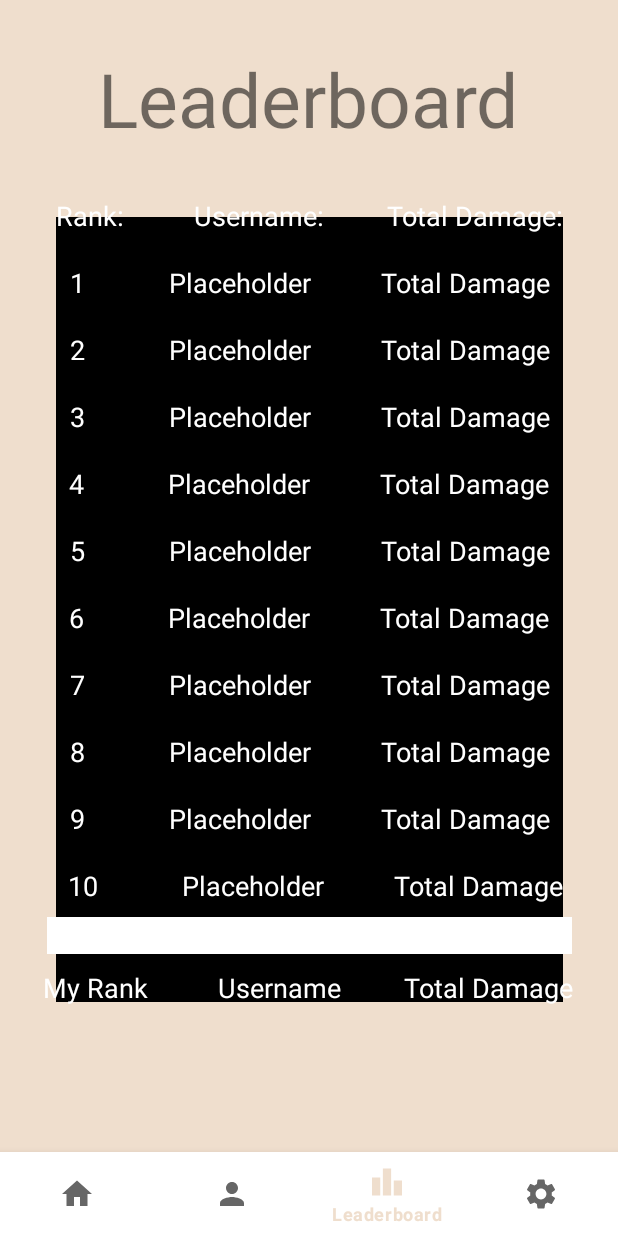
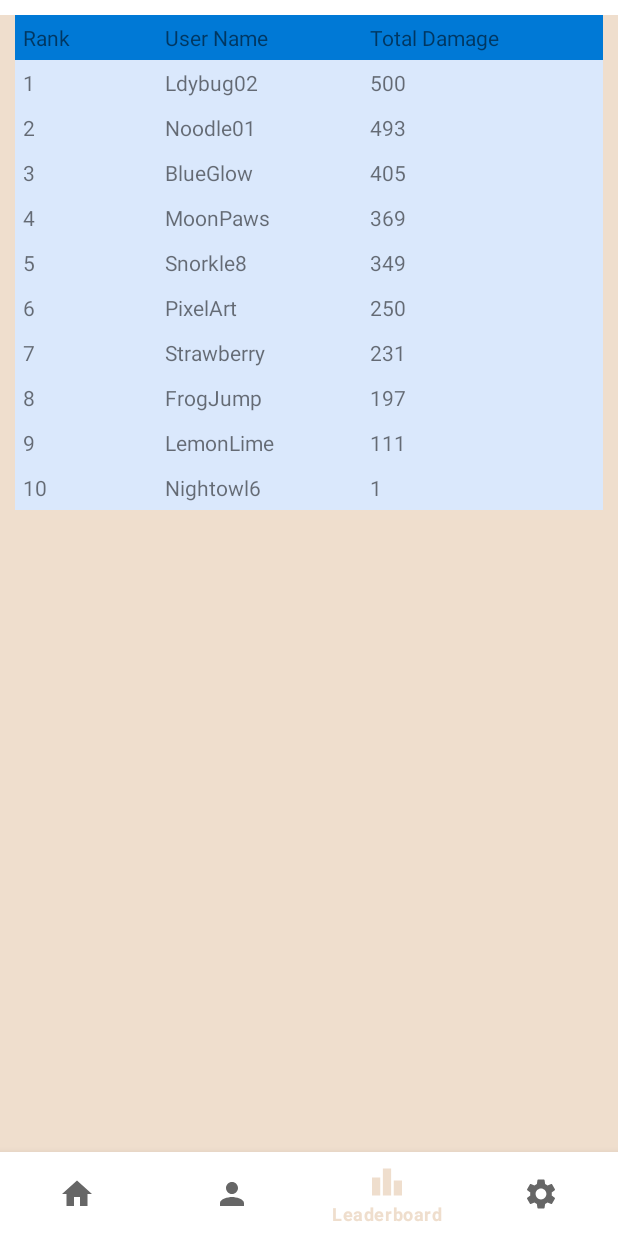
Before and after one commit to btdurrin/The-Exodia-App, an Android app: the HomeFragment screen opened directly, with no data from a screen before it, item 3 of the bottom bar chosen, on a phone screen of 412 x 824 dp. Run offline under Robolectric (Android 15) with nearby library versions, the phone set to English and light mode, and no system bars; our stand-ins replace navigation-ui.

Commit message:
updated leaderboard

```diff
--- a/app/src/main/res/layout/fragment_home.xml
+++ b/app/src/main/res/layout/fragment_home.xml
@@ -93,6 +93,7 @@
             android:layout_marginBottom="39dp"
             android:max="100"
             android:progress="60"
+            android:progressTint="#673AB7"
             app:layout_constraintBottom_toTopOf="@+id/imageView2"
             app:layout_constraintEnd_toEndOf="@+id/Health"
             app:layout_constraintTop_toBottomOf="@+id/Home" />
--- a/app/src/main/res/layout/fragment_leaderboard.xml
+++ b/app/src/main/res/layout/fragment_leaderboard.xml
@@ -1,208 +1,266 @@
 <?xml version="1.0" encoding="utf-8"?>
-<FrameLayout xmlns:android="http://schemas.android.com/apk/res/android"
-    xmlns:app="http://schemas.android.com/apk/res-auto"
-    xmlns:tools="http://schemas.android.com/tools"
+
+
+
+<TableLayout xmlns:android="http://schemas.android.com/apk/res/android"
     android:layout_width="match_parent"
     android:layout_height="match_parent"
-    android:background="@color/purple_200"
-    tools:context=".LeaderboardFragment">
+    android:layout_marginTop="10dp"
+    android:background="@color/purple_500"
+    android:paddingLeft="10dp"
+    android:paddingRight="10dp">
 
-    <androidx.constraintlayout.widget.ConstraintLayout
-        android:id="@+id/Login"
-        android:layout_width="match_parent"
-        android:layout_height="match_parent"
-        android:background="@color/purple_500"
-        tools:context=".MainActivity">
+    <TableRow
+        android:background="#0079D6"
+        android:padding="5dp">
 
         <TextView
-            android:id="@+id/leaderboard"
             android:layout_width="wrap_content"
             android:layout_height="wrap_content"
-            android:layout_gravity="center_horizontal"
-            android:layout_marginTop="32dp"
-            android:text="Leaderboard"
-            android:textSize="50dp"
-            app:layout_constraintEnd_toEndOf="parent"
-            app:layout_constraintHorizontal_bias="0.496"
-            app:layout_constraintStart_toStartOf="parent"
-            app:layout_constraintTop_toTopOf="parent" />
+            android:layout_weight="1"
+            android:text="Rank" />
 
         <TextView
-            android:id="@+id/leaderboardBg"
-            android:layout_width="338dp"
-            android:layout_height="523dp"
-            android:layout_marginBottom="100dp"
-            android:background="@color/black"
-            app:layout_constraintBottom_toBottomOf="parent"
-            app:layout_constraintEnd_toEndOf="parent"
-            app:layout_constraintStart_toStartOf="parent" />
+            android:layout_width="wrap_content"
+            android:layout_height="wrap_content"
+            android:layout_weight="1"
+            android:text="User Name" />
 
         <TextView
-            android:id="@+id/header"
             android:layout_width="wrap_content"
             android:layout_height="wrap_content"
-            android:layout_marginTop="32dp"
-            android:text="Rank:          Username:         Total Damage:"
-            android:textColor="#FFFFFF"
-            android:textSize="18dp"
-            app:layout_constraintEnd_toEndOf="parent"
-            app:layout_constraintStart_toStartOf="parent"
-            app:layout_constraintTop_toBottomOf="@+id/leaderboard" />
+            android:layout_weight="1"
+            android:text="Total Damage" />
+    </TableRow>
+
+    <TableRow
+        android:background="#DAE8FC"
+        android:padding="5dp">
 
         <TextView
-            android:id="@+id/place1"
             android:layout_width="wrap_content"
             android:layout_height="wrap_content"
-            android:layout_marginTop="20dp"
-            android:text="1            Placeholder          Total Damage"
-            android:textColor="#FFFFFF"
-            android:textSize="18dp"
-            app:layout_constraintEnd_toEndOf="parent"
-            app:layout_constraintHorizontal_bias="0.506"
-            app:layout_constraintStart_toStartOf="parent"
-            app:layout_constraintTop_toBottomOf="@+id/header" />
+            android:layout_weight="1"
+            android:text="1" />
 
         <TextView
-            android:id="@+id/place2"
             android:layout_width="wrap_content"
             android:layout_height="wrap_content"
-            android:layout_marginTop="20dp"
-            android:text="2            Placeholder          Total Damage"
-            android:textColor="#FFFFFF"
-            android:textSize="18dp"
-            app:layout_constraintEnd_toEndOf="parent"
-            app:layout_constraintHorizontal_bias="0.51"
-            app:layout_constraintStart_toStartOf="parent"
-            app:layout_constraintTop_toBottomOf="@+id/place1" />
+            android:layout_weight="1"
+            android:text="Ldybug02" />
 
         <TextView
-            android:id="@+id/place3"
             android:layout_width="wrap_content"
             android:layout_height="wrap_content"
-            android:layout_marginTop="20dp"
-            android:text="3            Placeholder          Total Damage"
-            android:textColor="#FFFFFF"
-            android:textSize="18dp"
-            app:layout_constraintEnd_toEndOf="parent"
-            app:layout_constraintHorizontal_bias="0.51"
-            app:layout_constraintStart_toStartOf="parent"
-            app:layout_constraintTop_toBottomOf="@+id/place2" />
+            android:layout_weight="1"
+            android:text="500" />
+    </TableRow>
+
+    <TableRow
+        android:background="#DAE8FC"
+        android:padding="5dp">
 
         <TextView
-            android:id="@+id/place4"
             android:layout_width="wrap_content"
             android:layout_height="wrap_content"
-            android:layout_marginTop="20dp"
-            android:text="4            Placeholder          Total Damage"
-            android:textColor="#FFFFFF"
-            android:textSize="18dp"
-            app:layout_constraintEnd_toEndOf="parent"
-            app:layout_constraintStart_toStartOf="parent"
-            app:layout_constraintTop_toBottomOf="@+id/place3" />
+            android:layout_weight="1"
+            android:text="2" />
 
         <TextView
-            android:id="@+id/place5"
             android:layout_width="wrap_content"
             android:layout_height="wrap_content"
-            android:layout_marginTop="20dp"
-            android:text="5            Placeholder          Total Damage"
-            android:textColor="#FFFFFF"
-            android:textSize="18dp"
-            app:layout_constraintEnd_toEndOf="parent"
-            app:layout_constraintHorizontal_bias="0.51"
-            app:layout_constraintStart_toStartOf="parent"
-            app:layout_constraintTop_toBottomOf="@+id/place4" />
+            android:layout_weight="1"
+            android:text="Noodle01" />
 
         <TextView
-            android:id="@+id/place6"
             android:layout_width="wrap_content"
             android:layout_height="wrap_content"
-            android:layout_marginTop="20dp"
-            android:text="6            Placeholder          Total Damage"
-            android:textColor="#FFFFFF"
-            android:textSize="18dp"
-            app:layout_constraintEnd_toEndOf="parent"
-            app:layout_constraintStart_toStartOf="parent"
-            app:layout_constraintTop_toBottomOf="@+id/place5" />
+            android:layout_weight="1"
+            android:text="493" />
+    </TableRow>
+
+    <TableRow
+        android:background="#DAE8FC"
+        android:padding="5dp">
 
         <TextView
-            android:id="@+id/place7"
             android:layout_width="wrap_content"
             android:layout_height="wrap_content"
-            android:layout_marginTop="20dp"
-            android:text="7            Placeholder          Total Damage"
-            android:textColor="#FFFFFF"
-            android:textSize="18dp"
-            app:layout_constraintEnd_toEndOf="parent"
-            app:layout_constraintHorizontal_bias="0.51"
-            app:layout_constraintStart_toStartOf="parent"
-            app:layout_constraintTop_toBottomOf="@+id/place6" />
+            android:layout_weight="1"
+            android:text="3" />
 
         <TextView
-            android:id="@+id/place8"
             android:layout_width="wrap_content"
             android:layout_height="wrap_content"
-            android:layout_marginTop="20dp"
-            android:text="8            Placeholder          Total Damage"
-            android:textColor="#FFFFFF"
-            android:textSize="18dp"
-            app:layout_constraintEnd_toEndOf="parent"
-            app:layout_constraintHorizontal_bias="0.51"
-            app:layout_constraintStart_toStartOf="parent"
-            app:layout_constraintTop_toBottomOf="@+id/place7" />
+            android:layout_weight="1"
+            android:text="BlueGlow" />
 
         <TextView
-            android:id="@+id/place9"
             android:layout_width="wrap_content"
             android:layout_height="wrap_content"
-            android:layout_marginTop="20dp"
-            android:text="9            Placeholder          Total Damage"
-            android:textColor="#FFFFFF"
-            android:textSize="18dp"
-            app:layout_constraintEnd_toEndOf="parent"
-            app:layout_constraintHorizontal_bias="0.51"
-            app:layout_constraintStart_toStartOf="parent"
-            app:layout_constraintTop_toBottomOf="@+id/place8" />
+            android:layout_weight="1"
+            android:text="405" />
+    </TableRow>
+
+    <TableRow
+        android:background="#DAE8FC"
+        android:padding="5dp">
 
         <TextView
-            android:id="@+id/place10"
             android:layout_width="wrap_content"
             android:layout_height="wrap_content"
-            android:layout_marginTop="20dp"
-            android:text="10            Placeholder          Total Damage"
-            android:textColor="#FFFFFF"
-            android:textSize="18dp"
-            app:layout_constraintEnd_toEndOf="parent"
-            app:layout_constraintHorizontal_bias="0.552"
-            app:layout_constraintStart_toStartOf="parent"
-            app:layout_constraintTop_toBottomOf="@+id/place9" />
+            android:layout_weight="1"
+            android:text="4" />
 
         <TextView
-            android:id="@+id/MyPlace"
             android:layout_width="wrap_content"
             android:layout_height="wrap_content"
-            android:layout_marginTop="88dp"
-            android:text="My Rank          Username         Total Damage"
-            android:textColor="#FFFFFF"
-            android:textSize="18dp"
-            app:layout_constraintEnd_toEndOf="parent"
-            app:layout_constraintHorizontal_bias="0.494"
-            app:layout_constraintStart_toStartOf="parent"
-            app:layout_constraintTop_toBottomOf="@+id/place9" />
+            android:layout_weight="1"
+            android:text="MoonPaws" />
 
         <TextView
-            android:id="@+id/placeBorder"
-            android:layout_width="350dp"
+            android:layout_width="wrap_content"
             android:layout_height="wrap_content"
-            android:layout_marginBottom="10dp"
-            android:background="#FFFFFF"
-            android:textColor="#FFFFFF"
-            android:textSize="18dp"
-            app:layout_constraintBottom_toTopOf="@+id/MyPlace"
-            app:layout_constraintEnd_toEndOf="parent"
-            app:layout_constraintHorizontal_bias="0.508"
-            app:layout_constraintStart_toStartOf="parent" />
+            android:layout_weight="1"
+            android:text="369" />
+    </TableRow>
 
-    </androidx.constraintlayout.widget.ConstraintLayout>
+    <TableRow
+        android:background="#DAE8FC"
+        android:padding="5dp">
 
-</FrameLayout>
+        <TextView
+            android:layout_width="wrap_content"
+            android:layout_height="wrap_content"
+            android:layout_weight="1"
+            android:text="5" />
+
+        <TextView
+            android:layout_width="wrap_content"
+            android:layout_height="wrap_content"
+            android:layout_weight="1"
+            android:text="Snorkle8" />
+
+        <TextView
+            android:layout_width="wrap_content"
+            android:layout_height="wrap_content"
+            android:layout_weight="1"
+            android:text="349" />
+    </TableRow>
+
+    <TableRow
+        android:background="#DAE8FC"
+        android:padding="5dp">
+
+        <TextView
+            android:layout_width="wrap_content"
+            android:layout_height="wrap_content"
+            android:layout_weight="1"
+            android:text="6" />
+
+        <TextView
+            android:layout_width="wrap_content"
+            android:layout_height="wrap_content"
+            android:layout_weight="1"
+            android:text="PixelArt" />
+
+        <TextView
+            android:layout_width="wrap_content"
+            android:layout_height="wrap_content"
+            android:layout_weight="1"
+            android:text="250" />
+    </TableRow>
+
+    <TableRow
+        android:background="#DAE8FC"
+        android:padding="5dp">
+
+        <TextView
+            android:layout_width="wrap_content"
+            android:layout_height="wrap_content"
+            android:layout_weight="1"
+            android:text="7" />
+
+        <TextView
+            android:layout_width="wrap_content"
+            android:layout_height="wrap_content"
+            android:layout_weight="1"
+            android:text="Strawberry" />
+
+        <TextView
+            android:layout_width="wrap_content"
+            android:layout_height="wrap_content"
+            android:layout_weight="1"
+            android:text="231" />
+    </TableRow>
+
+    <TableRow
+        android:background="#DAE8FC"
+        android:padding="5dp">
+
+        <TextView
+            android:layout_width="wrap_content"
+            android:layout_height="wrap_content"
+            android:layout_weight="1"
+            android:text="8" />
+
+        <TextView
+            android:layout_width="wrap_content"
+            android:layout_height="wrap_content"
+            android:layout_weight="1"
+            android:text="FrogJump" />
+
+        <TextView
+            android:layout_width="wrap_content"
+            android:layout_height="wrap_content"
+            android:layout_weight="1"
+            android:text="197" />
+    </TableRow>
+
+    <TableRow
+        android:background="#DAE8FC"
+        android:padding="5dp">
+
+        <TextView
+            android:layout_width="wrap_content"
+            android:layout_height="wrap_content"
+            android:layout_weight="1"
+            android:text="9" />
+
+        <TextView
+            android:layout_width="wrap_content"
+            android:layout_height="wrap_content"
+            android:layout_weight="1"
+            android:text="LemonLime" />
+
+        <TextView
+            android:layout_width="wrap_content"
+            android:layout_height="wrap_content"
+            android:layout_weight="1"
+            android:text="111" />
+    </TableRow>
+
+    <TableRow
+        android:background="#DAE8FC"
+        android:padding="5dp">
+
+        <TextView
+            android:layout_width="wrap_content"
+            android:layout_height="wrap_content"
+            android:layout_weight="1"
+            android:text="10" />
+
+        <TextView
+            android:layout_width="wrap_content"
+            android:layout_height="wrap_content"
+            android:layout_weight="1"
+            android:text="Nightowl6" />
+
+        <TextView
+            android:layout_width="wrap_content"
+            android:layout_height="wrap_content"
+            android:layout_weight="1"
+            android:text="1" />
+    </TableRow>
+
+</TableLayout>
```
